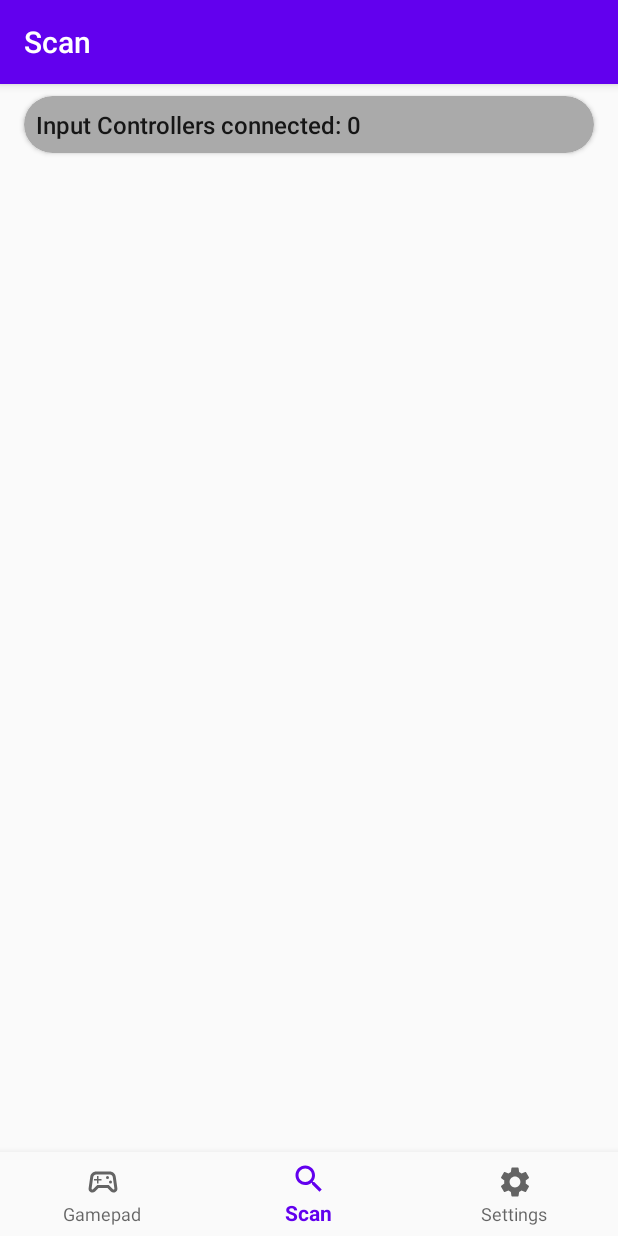
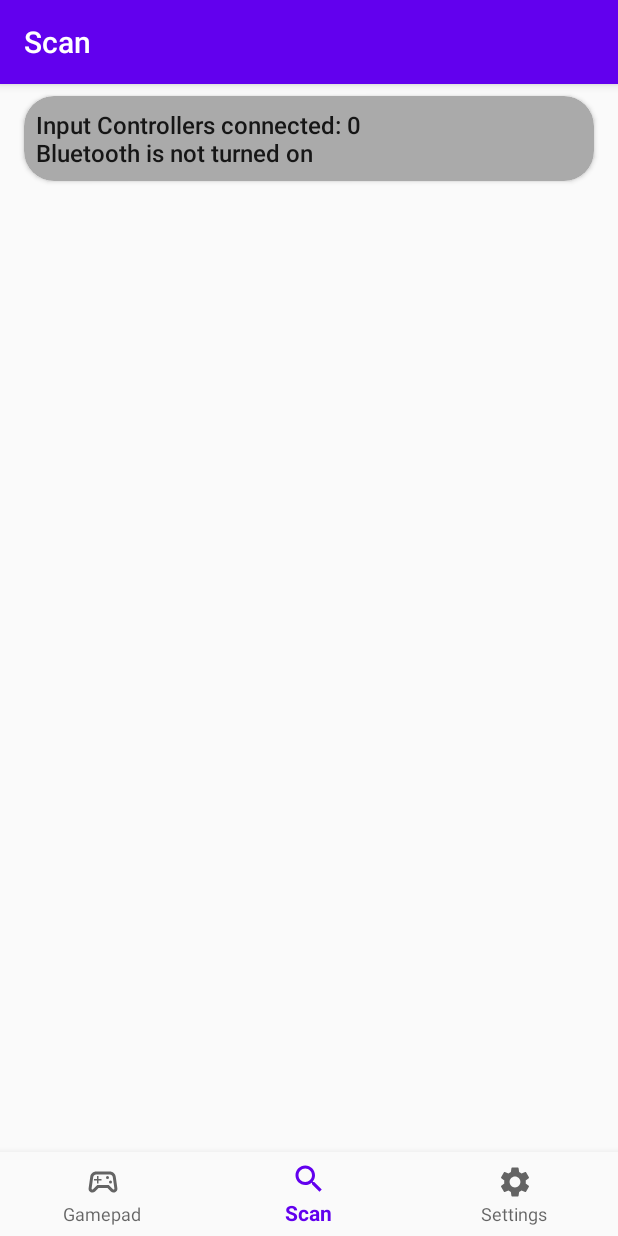
Before and after one commit to jimandreas/GamepadTest, an Android app: the ScanFragment screen opened through its navigation route, on a phone screen of 412 x 824 dp. Run offline under Robolectric (Android 15) with nearby library versions, the phone set to English and light mode, and no system bars; our stand-ins replace data binding, navigation-ui.

Commit message:
bluetooth status

```diff
--- a/app/src/main/java/com/jimandreas/gamepadtest/gamepad/BluetoothData.kt
+++ b/app/src/main/java/com/jimandreas/gamepadtest/gamepad/BluetoothData.kt
@@ -80,7 +80,11 @@ class BluetoothData(contextIn: Context) : InputManager.InputDeviceListener {
         val sourceToString = SourceDataToString()
         val descList = mutableListOf<String>()
         val deviceArray = scanList()
-        descList.add("Input Controllers connected: ${deviceArray.size}")
+        var overviewString = "Input Controllers connected: ${deviceArray.size}"
+        if (!isBluetoothEnabled()) {
+            overviewString += "\nBluetooth is not turned on"
+        }
+        descList.add(overviewString)
         if (deviceArray.size > 0) {
             for (entry in deviceArray) {
                 with(entry) {
--- a/app/src/main/java/com/jimandreas/gamepadtest/ui/gamepad/GamepadFragment.kt
+++ b/app/src/main/java/com/jimandreas/gamepadtest/ui/gamepad/GamepadFragment.kt
@@ -2,7 +2,6 @@
 
 package com.jimandreas.gamepadtest.ui.gamepad
 
-import android.bluetooth.BluetoothAdapter
 import android.content.Context
 import android.graphics.Color
 import android.graphics.drawable.Drawable
@@ -114,23 +113,7 @@ class GamepadFragment : Fragment(),  InputManager.InputDeviceListener /*, Observ
         return binding.root
     }
 
-    private fun updateConnectionStatus() {
-        /**
-         * Now look and see if any input devices are present
-         */
 
-        val devList = bluetoothData.scanList()
-        val enabled = bluetoothData.isBluetoothEnabled()
-        var statusString = when (devList.size) {
-            0 -> "No controllers found"
-            1 -> "1 controller found"
-            else -> "${devList.size} controllers found"
-        }
-        if (!enabled) {
-            statusString += "\nBluetooth is not turned on"
-        }
-        binding.inputDeviceStatus.text = statusString
-    }
 
 
     private fun handleButtonChange(keypair: Pair<Int, Boolean>) {
@@ -228,6 +211,24 @@ class GamepadFragment : Fragment(),  InputManager.InputDeviceListener /*, Observ
         updateConnectionStatus()
     }
 
+    private fun updateConnectionStatus() {
+        /**
+         * Now look and see if any input devices are present
+         */
+
+        val devList = bluetoothData.scanList()
+        val enabled = bluetoothData.isBluetoothEnabled()
+        var statusString = when (devList.size) {
+            0 -> "No controllers found"
+            1 -> "1 controller found"
+            else -> "${devList.size} controllers found"
+        }
+        if (!enabled) {
+            statusString += "\nBluetooth is not turned on"
+        }
+        binding.inputDeviceStatus.text = statusString
+    }
+
     /**
      * OnChanged is needed for the Observer interface
      */
```
